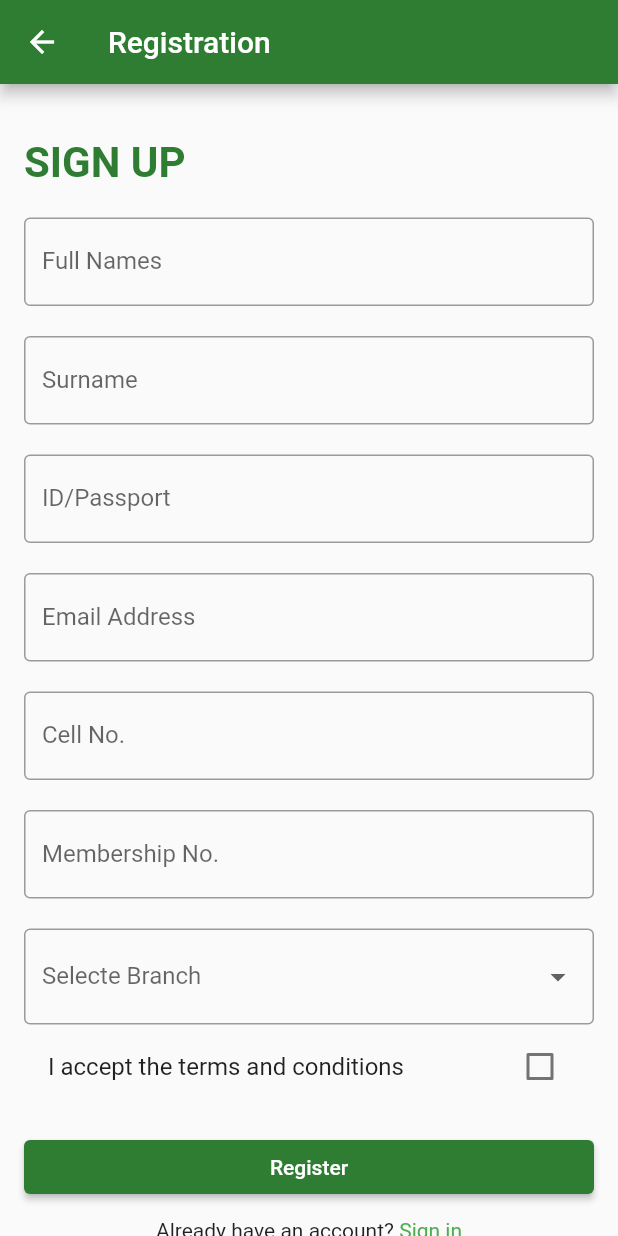
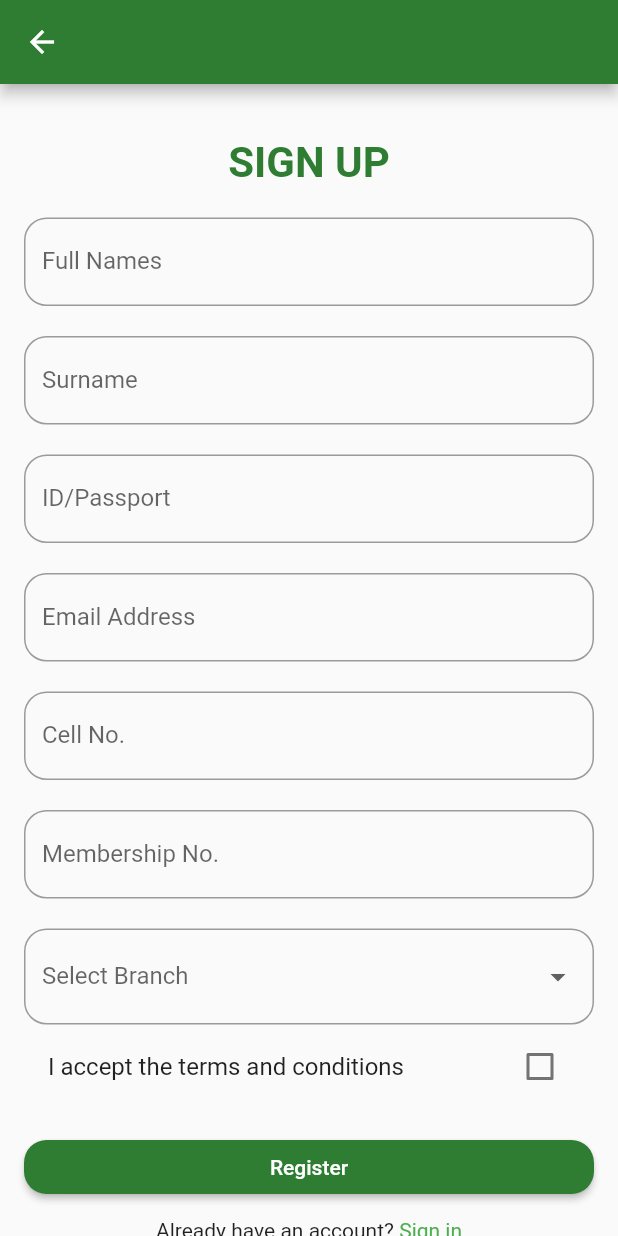
Before and after one commit to lickuy/kganya, a Flutter app: the screen it shows after launch, after a tap on "Register Now", on a phone screen of 412 x 824 dp. Run offline on Flutter 3.47's test engine with Material 2 defaults, Android fonts, the light colour scheme and no system bars.

Commit message:
feat: kganya app only front end

```diff
--- a/lib/login_page.dart
+++ b/lib/login_page.dart
@@ -1,10 +1,7 @@
-// ignore_for_file: depend_on_referenced_packages
-
-import 'package:basic_pro/registration_page.dart';
 import 'package:flutter/material.dart';
-
 import 'forgot_password.dart';
 import 'home.dart';
+import 'registration_page.dart';
 
 class LoginPage extends StatefulWidget {
   const LoginPage({Key? key}) : super(key: key);
@@ -23,10 +20,11 @@ class _LoginPageState extends State<LoginPage> {
   Widget build(BuildContext context) {
     return Scaffold(
       appBar: AppBar(
-        title: const Text('Login'),
+        title: const Text(''),
         backgroundColor: Colors.green[900],
       ),
-      body: SingleChildScrollView(
+      body: Center(
+        child: SingleChildScrollView(
           child: Container(
             padding: const EdgeInsets.all(16),
             child: Form(
@@ -35,8 +33,9 @@ class _LoginPageState extends State<LoginPage> {
                 crossAxisAlignment: CrossAxisAlignment.center,
                 children: [
                   const SizedBox(height: 20),
-                Text(
-                  'Welcomesss',
+                  Center(
+                    child: Text(
+                      'SIGN IN',
                       style: TextStyle(
                         fontSize: 28,
                         fontWeight: FontWeight.bold,
@@ -44,13 +43,15 @@ class _LoginPageState extends State<LoginPage> {
                       ),
                       textAlign: TextAlign.center,
                     ),
+                  ),
                   const SizedBox(height: 20),
                   TextFormField(
                     keyboardType: TextInputType.emailAddress,
                     decoration: InputDecoration(
                       labelText: 'Email',
-                    border: const OutlineInputBorder(
-                      borderSide: BorderSide(
+                      border: OutlineInputBorder(
+                        borderRadius: BorderRadius.circular(15),
+                        borderSide: const BorderSide(
                           color: Colors.yellow,
                         ),
                       ),
@@ -69,8 +70,9 @@ class _LoginPageState extends State<LoginPage> {
                     obscureText: !_passwordVisible,
                     decoration: InputDecoration(
                       labelText: 'Password',
-                    border: const OutlineInputBorder(
-                      borderSide: BorderSide(
+                      border: OutlineInputBorder(
+                        borderRadius: BorderRadius.circular(15),
+                        borderSide: const BorderSide(
                           color: Colors.yellow,
                         ),
                       ),
@@ -120,7 +122,8 @@ class _LoginPageState extends State<LoginPage> {
                           Navigator.push(
                             context,
                             MaterialPageRoute(
-                              builder: (context) => const ForgotPasswordPage()),
+                              builder: (context) => const ForgotPasswordPage(),
+                            ),
                           );
                         },
                         child: const Text(
@@ -141,12 +144,16 @@ class _LoginPageState extends State<LoginPage> {
                           Navigator.push(
                             context,
                             MaterialPageRoute(
-                              builder: (context) => const MyHomePage()),
+                              builder: (context) => const MyHomePage(),
+                            ),
                           );
                         }
                       },
                       style: ElevatedButton.styleFrom(
                         backgroundColor: Colors.green[900],
+                        shape: RoundedRectangleBorder(
+                          borderRadius: BorderRadius.circular(15),
+                        ),
                       ),
                       child: const Text('LOGIN'),
                     ),
@@ -161,7 +168,8 @@ class _LoginPageState extends State<LoginPage> {
                           Navigator.push(
                             context,
                             MaterialPageRoute(
-                              builder: (context) => const RegistrationPage()),
+                              builder: (context) => const RegistrationPage(),
+                            ),
                           );
                         },
                         child: const Text(
@@ -179,6 +187,7 @@ class _LoginPageState extends State<LoginPage> {
             ),
           ),
         ),
+      ),
     );
   }
 }
--- a/lib/registration_page.dart
+++ b/lib/registration_page.dart
@@ -1,5 +1,4 @@
 import 'package:flutter/material.dart';
-
 import 'complete_registration.dart';
 import 'login_page.dart';
 
@@ -20,7 +19,7 @@ class _RegistrationPageState extends State<RegistrationPage> {
   Widget build(BuildContext context) {
     return Scaffold(
       appBar: AppBar(
-        title: const Text('Registration'),
+        title: const Text(''),
         backgroundColor: Colors.green[800],
       ),
       body: SingleChildScrollView(
@@ -29,24 +28,26 @@ class _RegistrationPageState extends State<RegistrationPage> {
           child: Form(
             key: _formKey,
             child: Column(
-              crossAxisAlignment: CrossAxisAlignment.start,
+              crossAxisAlignment: CrossAxisAlignment.center,
               children: [
                 const SizedBox(height: 20),
-                Text(
-                  'SIGN UP',
-                  style: TextStyle(
-                    fontSize: 28,
-                    fontWeight: FontWeight.bold,
-                    color: Colors.green[800],
+                Center(
+                  child: Text(
+                    'SIGN UP',
+                    style: TextStyle(
+                      fontSize: 28,
+                      fontWeight: FontWeight.bold,
+                      color: Colors.green[800],
+                    ),
                   ),
-                  textAlign: TextAlign.center,
                 ),
                 const SizedBox(height: 20),
                 TextFormField(
-                  decoration: const InputDecoration(
+                  decoration: InputDecoration(
                     labelText: 'Full Names',
                     border: OutlineInputBorder(
-                      borderSide: BorderSide(color: Colors.grey),
+                      borderRadius: BorderRadius.circular(15),
+                      borderSide: const BorderSide(color: Colors.grey),
                     ),
                   ),
                   validator: (String? value) {
@@ -58,10 +59,11 @@ class _RegistrationPageState extends State<RegistrationPage> {
                 ),
                 const SizedBox(height: 20),
                 TextFormField(
-                  decoration: const InputDecoration(
+                  decoration: InputDecoration(
                     labelText: 'Surname',
                     border: OutlineInputBorder(
-                      borderSide: BorderSide(color: Colors.grey),
+                      borderRadius: BorderRadius.circular(15),
+                      borderSide: const BorderSide(color: Colors.grey),
                     ),
                   ),
                   validator: (String? value) {
@@ -73,10 +75,11 @@ class _RegistrationPageState extends State<RegistrationPage> {
                 ),
                 const SizedBox(height: 20),
                 TextFormField(
-                  decoration: const InputDecoration(
+                  decoration: InputDecoration(
                     labelText: 'ID/Passport',
                     border: OutlineInputBorder(
-                      borderSide: BorderSide(color: Colors.grey),
+                      borderRadius: BorderRadius.circular(15),
+                      borderSide: const BorderSide(color: Colors.grey),
                     ),
                   ),
                   validator: (String? value) {
@@ -89,10 +92,11 @@ class _RegistrationPageState extends State<RegistrationPage> {
                 const SizedBox(height: 20),
                 TextFormField(
                   keyboardType: TextInputType.emailAddress,
-                  decoration: const InputDecoration(
+                  decoration: InputDecoration(
                     labelText: 'Email Address',
                     border: OutlineInputBorder(
-                      borderSide: BorderSide(color: Colors.grey),
+                      borderRadius: BorderRadius.circular(15),
+                      borderSide: const BorderSide(color: Colors.grey),
                     ),
                   ),
                   validator: (String? value) {
@@ -105,10 +109,11 @@ class _RegistrationPageState extends State<RegistrationPage> {
                 const SizedBox(height: 20),
                 TextFormField(
                   keyboardType: TextInputType.phone,
-                  decoration: const InputDecoration(
+                  decoration: InputDecoration(
                     labelText: 'Cell No.',
                     border: OutlineInputBorder(
-                      borderSide: BorderSide(color: Colors.grey),
+                      borderRadius: BorderRadius.circular(15),
+                      borderSide: const BorderSide(color: Colors.grey),
                     ),
                   ),
                   validator: (String? value) {
@@ -121,10 +126,11 @@ class _RegistrationPageState extends State<RegistrationPage> {
                 const SizedBox(height: 20),
                 TextFormField(
                   keyboardType: TextInputType.phone,
-                  decoration: const InputDecoration(
+                  decoration: InputDecoration(
                     labelText: 'Membership No.',
                     border: OutlineInputBorder(
-                      borderSide: BorderSide(color: Colors.grey),
+                      borderRadius: BorderRadius.circular(15),
+                      borderSide: const BorderSide(color: Colors.grey),
                     ),
                   ),
                   validator: (String? value) {
@@ -146,10 +152,11 @@ class _RegistrationPageState extends State<RegistrationPage> {
                       child: Text(value),
                     );
                   }).toList(),
-                  decoration: const InputDecoration(
-                    labelText: 'Selecte Branch',
+                  decoration: InputDecoration(
+                    labelText: 'Select Branch',
                     border: OutlineInputBorder(
-                      borderSide: BorderSide(color: Colors.grey),
+                      borderRadius: BorderRadius.circular(15),
+                      borderSide: const BorderSide(color: Colors.grey),
                     ),
                   ),
                   onChanged: (String? value) {},
@@ -184,9 +191,11 @@ class _RegistrationPageState extends State<RegistrationPage> {
                         );
                       }
                     },
-                    style: ButtonStyle(
-                      backgroundColor:
-                          MaterialStateProperty.all<Color>(Colors.green[800]!),
+                    style: ElevatedButton.styleFrom(
+                      backgroundColor: Colors.green[800],
+                      shape: RoundedRectangleBorder(
+                        borderRadius: BorderRadius.circular(15),
+                      ),
                     ),
                     child: const Text('Register',
                         style: TextStyle(color: Colors.white)),
```
Also changed, not shown: lib/complete_registration.dart (+23 -10 lines), lib/forgot_password.dart (+9 -6 lines). Lines whose indentation alone changed are shown as unchanged.
